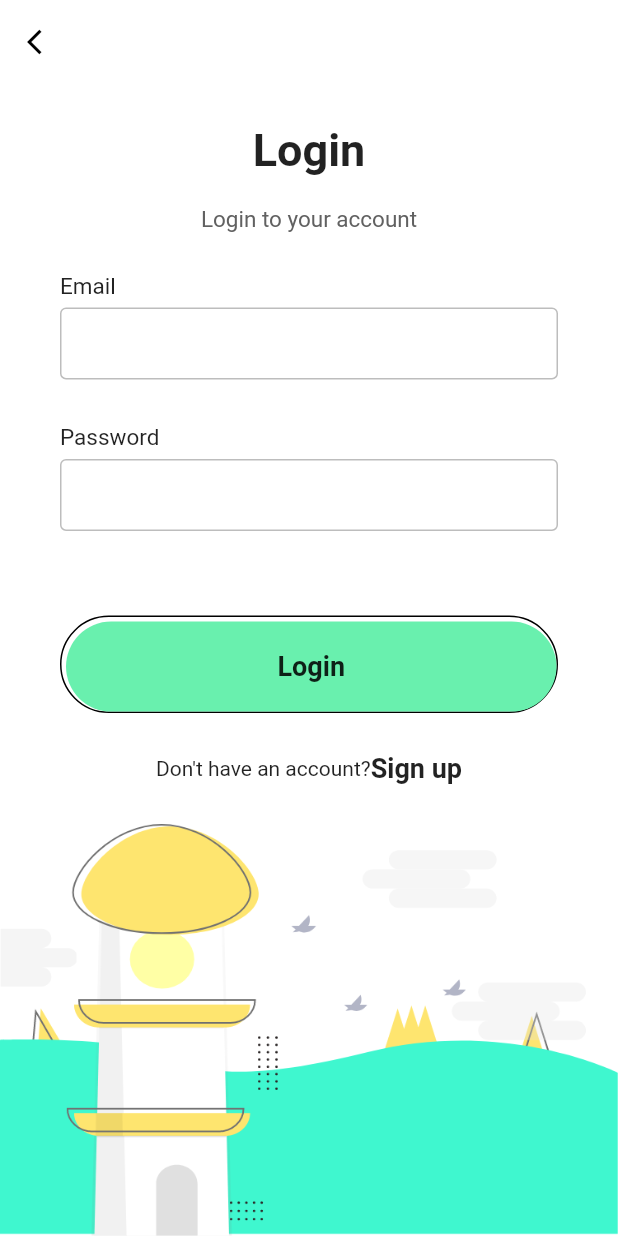
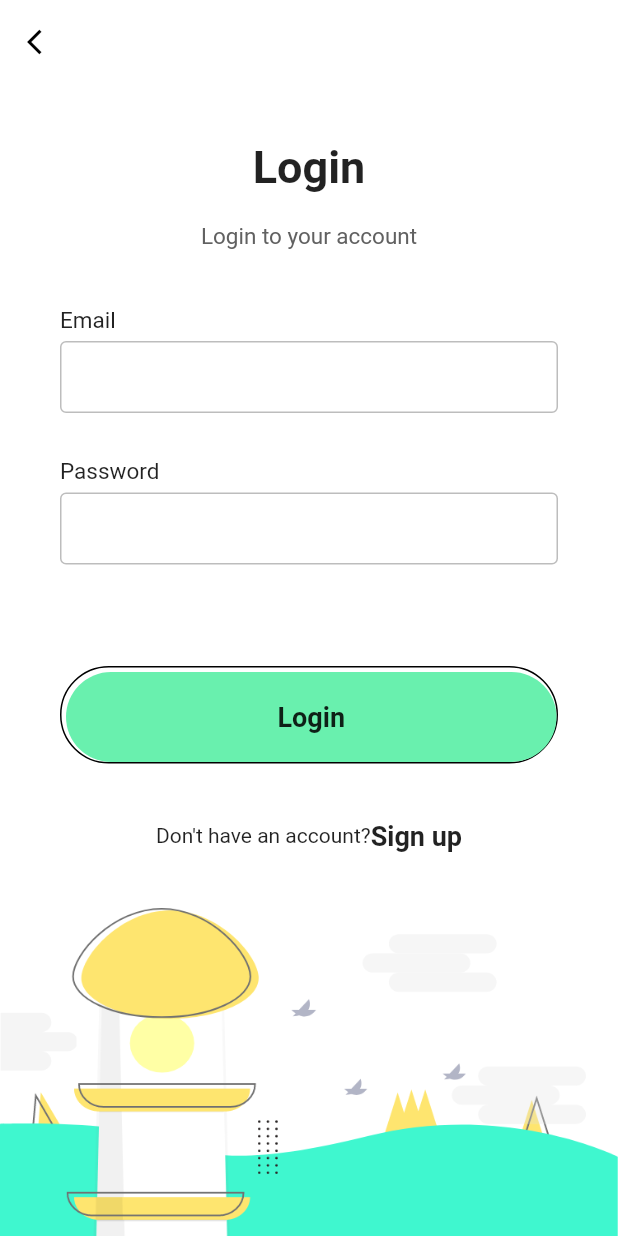
Before and after one commit to ELITA04/Near-Chat, a Flutter app: the screen it shows after launch, after a tap on "Login", on a phone screen of 412 x 824 dp. Run offline on Flutter 3.47's test engine with Material 2 defaults, Android fonts, the phone set to English and light mode, and no system bars; our stand-ins replace cloud_firestore, firebase_auth, firebase_core, simple_animations; accounts and stored records are empty.

Commit message:
Auth done; Error handling left

```diff
--- /dev/null
+++ b/lib/components/coloured_button.dart
@@ -0,0 +1,48 @@
+import 'package:flutter/material.dart';
+
+class ColouredButton extends StatelessWidget {
+  final Color color;
+  final String text;
+  final BorderSide borderSide;
+  final Function action;
+  final Widget page;
+
+  ColouredButton(
+      {@required this.text,
+      this.color,
+      this.borderSide,
+      this.action,
+      this.page});
+
+  @override
+  Widget build(BuildContext context) {
+    return MaterialButton(
+      minWidth: double.infinity,
+      height: 60,
+      onPressed: () {
+        if (page != null) {
+          Navigator.push(
+            context,
+            MaterialPageRoute(
+              builder: (context) => page,
+            ),
+          );
+        } else if (action != null) {
+          action();
+        }
+      },
+      color: color != null ? color : null,
+      elevation: 0,
+      shape: RoundedRectangleBorder(
+        borderRadius: BorderRadius.circular(50),
+        side: borderSide != null
+            ? borderSide
+            : BorderSide(width: 0.0, color: color),
+      ),
+      child: Text(
+        text,
+        style: TextStyle(fontWeight: FontWeight.w600, fontSize: 18),
+      ),
+    );
+  }
+}
--- /dev/null
+++ b/lib/components/input_field.dart
@@ -0,0 +1,43 @@
+import 'package:flutter/material.dart';
+
+class InputField extends StatelessWidget {
+  final String label;
+  final bool obscureText;
+  final TextEditingController controller;
+
+  InputField(
+      {@required this.label,
+      @required this.controller,
+      this.obscureText = false});
+
+  @override
+  Widget build(BuildContext context) {
+    return Column(
+      crossAxisAlignment: CrossAxisAlignment.start,
+      children: <Widget>[
+        Text(
+          label,
+          style: TextStyle(
+              fontSize: 15, fontWeight: FontWeight.w400, color: Colors.black87),
+        ),
+        SizedBox(
+          height: 5,
+        ),
+        TextField(
+          controller: controller,
+          obscureText: obscureText,
+          decoration: InputDecoration(
+            contentPadding: EdgeInsets.symmetric(vertical: 0, horizontal: 10),
+            enabledBorder: OutlineInputBorder(
+                borderSide: BorderSide(color: Colors.grey[400])),
+            border: OutlineInputBorder(
+                borderSide: BorderSide(color: Colors.grey[400])),
+          ),
+        ),
+        SizedBox(
+          height: 30,
+        ),
+      ],
+    );
+  }
+}
--- a/lib/main.dart
+++ b/lib/main.dart
@@ -1,9 +1,12 @@
 import 'package:flutter/material.dart';
-import 'views/login.dart';
-import 'views/signUp.dart';
-import 'animations/animations.dart';
+import 'package:near_chat/views/welcome_screen.dart';
+import 'package:firebase_core/firebase_core.dart';
 
-void main() => runApp(MyApp());
+void main() async {
+  WidgetsFlutterBinding.ensureInitialized();
+  await Firebase.initializeApp();
+  runApp(MyApp());
+}
 
 class MyApp extends StatelessWidget {
   // This widget is the root of your application.
@@ -19,109 +22,6 @@ class MyApp extends StatelessWidget {
 class Homepage extends StatelessWidget {
   @override
   Widget build(BuildContext context) {
-    return Scaffold(
-      body: SafeArea(
-        child: Container(
-          width: double.infinity,
-          height: MediaQuery.of(context).size.height,
-          padding: EdgeInsets.symmetric(horizontal: 30, vertical: 50),
-          child: Column(
-            mainAxisAlignment: MainAxisAlignment.spaceBetween,
-            crossAxisAlignment: CrossAxisAlignment.center,
-            children: <Widget>[
-              Column(
-                children: <Widget>[
-                  FadeAnimation(
-                      1,
-                      Text(
-                        "Welcome",
-                        style: TextStyle(
-                            fontWeight: FontWeight.bold, fontSize: 30),
-                      )),
-                  SizedBox(
-                    height: 20,
-                  ),
-                  FadeAnimation(
-                      1.2,
-                      Text(
-                        "Chat with people in your vicinity!",
-                        textAlign: TextAlign.center,
-                        style: TextStyle(color: Colors.grey[700], fontSize: 15),
-                      )),
-                ],
-              ),
-              FadeAnimation(
-                  1.4,
-                  Container(
-                    height: MediaQuery.of(context).size.height / 3,
-                    decoration: BoxDecoration(
-                        image: DecorationImage(
-                            image:
-                                AssetImage('assets/images/illustration.png'))),
-                  )),
-              Column(
-                children: <Widget>[
-                  FadeAnimation(
-                      1.5,
-                      MaterialButton(
-                        minWidth: double.infinity,
-                        height: 60,
-                        onPressed: () {
-                          Navigator.push(
-                              context,
-                              MaterialPageRoute(
-                                  builder: (context) => LoginPage()));
-                        },
-                        shape: RoundedRectangleBorder(
-                            side: BorderSide(color: Colors.black),
-                            borderRadius: BorderRadius.circular(50)),
-                        child: Text(
-                          "Login",
-                          style: TextStyle(
-                              fontWeight: FontWeight.w600, fontSize: 18),
-                        ),
-                      )),
-                  SizedBox(
-                    height: 20,
-                  ),
-                  FadeAnimation(
-                      1.6,
-                      Container(
-                        padding: EdgeInsets.only(top: 3, left: 3),
-                        decoration: BoxDecoration(
-                            borderRadius: BorderRadius.circular(50),
-                            border: Border(
-                              bottom: BorderSide(color: Colors.black),
-                              top: BorderSide(color: Colors.black),
-                              left: BorderSide(color: Colors.black),
-                              right: BorderSide(color: Colors.black),
-                            )),
-                        child: MaterialButton(
-                          minWidth: double.infinity,
-                          height: 60,
-                          onPressed: () {
-                            Navigator.push(
-                                context,
-                                MaterialPageRoute(
-                                    builder: (context) => SignupPage()));
-                          },
-                          color: Colors.yellow,
-                          elevation: 0,
-                          shape: RoundedRectangleBorder(
-                              borderRadius: BorderRadius.circular(50)),
-                          child: Text(
-                            "Sign up",
-                            style: TextStyle(
-                                fontWeight: FontWeight.w600, fontSize: 18),
-                          ),
-                        ),
-                      ))
-                ],
-              )
-            ],
-          ),
-        ),
-      ),
-    );
+    return WelcomeScreen();
   }
 }
--- a/lib/views/login.dart
+++ b/lib/views/login.dart
@@ -1,5 +1,6 @@
 import 'package:flutter/material.dart';
 import 'package:near_chat/animations/animations.dart';
+import 'package:near_chat/components/input_field.dart';
 
 class LoginPage extends StatelessWidget {
   @override
@@ -22,7 +23,9 @@ class LoginPage extends StatelessWidget {
           ),
         ),
       ),
-      body: Container(
+      body: ListView(
+        children: <Widget>[
+          Container(
             height: MediaQuery.of(context).size.height,
             width: double.infinity,
             child: Column(
@@ -40,7 +43,8 @@ class LoginPage extends StatelessWidget {
                               "Login",
                               style: TextStyle(
                                   fontSize: 30, fontWeight: FontWeight.bold),
-                          )),
+                            ),
+                          ),
                           SizedBox(
                             height: 20,
                           ),
@@ -50,16 +54,22 @@ class LoginPage extends StatelessWidget {
                               "Login to your account",
                               style: TextStyle(
                                   fontSize: 15, color: Colors.grey[700]),
-                          )),
+                            ),
+                          ),
                         ],
                       ),
                       Padding(
                         padding: EdgeInsets.symmetric(horizontal: 40),
                         child: Column(
                           children: <Widget>[
-                        FadeAnimation(1.2, makeInput(label: "Email")),
-                        FadeAnimation(1.3,
-                            makeInput(label: "Password", obscureText: true)),
+                            FadeAnimation(
+                              1.2,
+                              InputField(label: "Email"),
+                            ),
+                            FadeAnimation(
+                              1.3,
+                              InputField(label: "Password", obscureText: true),
+                            ),
                           ],
                         ),
                       ),
@@ -76,7 +86,8 @@ class LoginPage extends StatelessWidget {
                                 top: BorderSide(color: Colors.black),
                                 left: BorderSide(color: Colors.black),
                                 right: BorderSide(color: Colors.black),
-                              )),
+                              ),
+                            ),
                             child: MaterialButton(
                               minWidth: double.infinity,
                               height: 60,
@@ -84,7 +95,8 @@ class LoginPage extends StatelessWidget {
                               color: Colors.greenAccent,
                               elevation: 0,
                               shape: RoundedRectangleBorder(
-                                borderRadius: BorderRadius.circular(50)),
+                                borderRadius: BorderRadius.circular(50),
+                              ),
                               child: Text(
                                 "Login",
                                 style: TextStyle(
@@ -92,7 +104,8 @@ class LoginPage extends StatelessWidget {
                               ),
                             ),
                           ),
-                      )),
+                        ),
+                      ),
                       FadeAnimation(
                         1.5,
                         Row(
@@ -105,7 +118,8 @@ class LoginPage extends StatelessWidget {
                                   fontWeight: FontWeight.w600, fontSize: 18),
                             ),
                           ],
-                      ))
+                        ),
+                      ),
                     ],
                   ),
                 ),
@@ -117,39 +131,13 @@ class LoginPage extends StatelessWidget {
                         image: DecorationImage(
                             image: AssetImage('assets/images/background.png'),
                             fit: BoxFit.fill)),
-                ))
+                  ),
+                ),
               ],
             ),
           ),
-    );
-  }
-
-  Widget makeInput({label, obscureText = false}) {
-    return Column(
-      crossAxisAlignment: CrossAxisAlignment.start,
-      children: <Widget>[
-        Text(
-          label,
-          style: TextStyle(
-              fontSize: 15, fontWeight: FontWeight.w400, color: Colors.black87),
+        ],
       ),
-        SizedBox(
-          height: 5,
-        ),
-        TextField(
-          obscureText: obscureText,
-          decoration: InputDecoration(
-            contentPadding: EdgeInsets.symmetric(vertical: 0, horizontal: 10),
-            enabledBorder: OutlineInputBorder(
-                borderSide: BorderSide(color: Colors.grey[400])),
-            border: OutlineInputBorder(
-                borderSide: BorderSide(color: Colors.grey[400])),
-          ),
-        ),
-        SizedBox(
-          height: 30,
-        ),
-      ],
     );
   }
 }
--- /dev/null
+++ b/lib/views/welcome_screen.dart
@@ -0,0 +1,97 @@
+import 'package:flutter/material.dart';
+import 'package:near_chat/animations/animations.dart';
+import 'package:near_chat/views/login.dart';
+import 'package:near_chat/views/sign_up.dart';
+import 'package:near_chat/components/coloured_button.dart';
+
+class WelcomeScreen extends StatelessWidget {
+  @override
+  Widget build(BuildContext context) {
+    return Scaffold(
+      body: ListView(
+        children: <Widget>[
+          SafeArea(
+            child: Container(
+              width: double.infinity,
+              padding: EdgeInsets.symmetric(horizontal: 30, vertical: 50),
+              child: Column(
+                mainAxisAlignment: MainAxisAlignment.spaceBetween,
+                crossAxisAlignment: CrossAxisAlignment.center,
+                children: <Widget>[
+                  Column(
+                    children: <Widget>[
+                      FadeAnimation(
+                        1,
+                        Text(
+                          "Welcome",
+                          style: TextStyle(
+                              fontWeight: FontWeight.bold, fontSize: 30),
+                        ),
+                      ),
+                      SizedBox(
+                        height: 20,
+                      ),
+                      FadeAnimation(
+                        1.2,
+                        Text(
+                          "Chat with people in your vicinity!",
+                          textAlign: TextAlign.center,
+                          style:
+                              TextStyle(color: Colors.grey[700], fontSize: 15),
+                        ),
+                      ),
+                    ],
+                  ),
+                  FadeAnimation(
+                    1.4,
+                    Container(
+                      height: MediaQuery.of(context).size.height / 3,
+                      decoration: BoxDecoration(
+                          image: DecorationImage(
+                              image: AssetImage(
+                                  'assets/images/illustration.png'))),
+                    ),
+                  ),
+                  Column(
+                    children: <Widget>[
+                      FadeAnimation(
+                        1.5,
+                        ColouredButton(
+                          text: 'Login',
+                          borderSide: BorderSide(color: Colors.black),
+                          page: LoginPage(),
+                        ),
+                      ),
+                      SizedBox(
+                        height: 20,
+                      ),
+                      FadeAnimation(
+                        1.6,
+                        Container(
+                          padding: EdgeInsets.only(top: 3, left: 3),
+                          decoration: BoxDecoration(
+                              borderRadius: BorderRadius.circular(50),
+                              border: Border(
+                                bottom: BorderSide(color: Colors.black),
+                                top: BorderSide(color: Colors.black),
+                                left: BorderSide(color: Colors.black),
+                                right: BorderSide(color: Colors.black),
+                              )),
+                          child: ColouredButton(
+                            text: 'SignUp',
+                            color: Colors.yellow,
+                            page: SignUpPage(),
+                          ),
+                        ),
+                      )
+                    ],
+                  )
+                ],
+              ),
+            ),
+          ),
+        ],
+      ),
+    );
+  }
+}
--- a/pubspec.yaml
+++ b/pubspec.yaml
@@ -20,6 +20,9 @@ dependencies:
   flutter:
     sdk: flutter
   simple_animations: ^1.3.3
+  firebase_core: ^0.5.0
+  cloud_firestore: ^0.14.0
+  firebase_auth: ^0.18.0
 
   # The following adds the Cupertino Icons font to your application.
   # Use with the CupertinoIcons class for iOS style icons.
```
Also changed, not shown: lib/services/auth.service.dart (added, +13 -0 lines), lib/views/signUp.dart (deleted, +0 -117 lines), lib/views/sign_up.dart (added, +144 -0 lines), lib/views/chatRoom.dart (deleted), lib/views/chat_room.dart (added), lib/views/conversation_screen.dart (renamed from lib/views/conversationScreen.dart), lib/views/forgotPassword.dart (deleted), lib/views/forgot_password.dart (added), pubspec.lock, 6 other files. Lines whose indentation alone changed are shown as unchanged.
